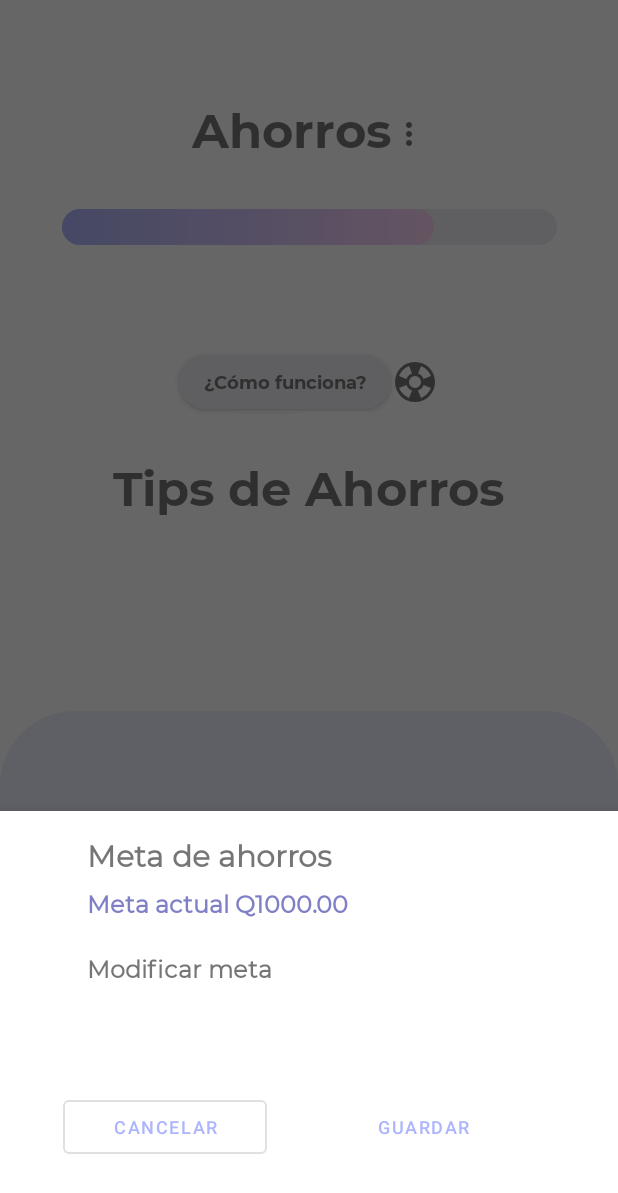
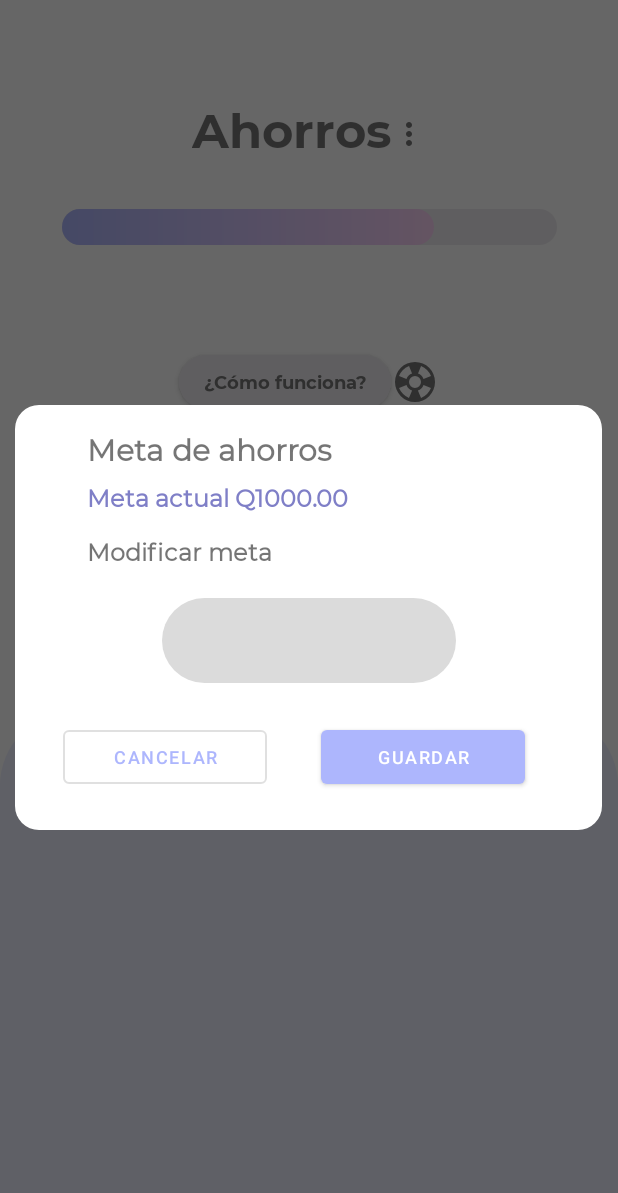
Before and after one commit to TheKiesling/Monni, an Android app: the SavingsFragment screen opened through its navigation route, after a tap on an icon or button, on a phone screen of 412 x 824 dp. Shown: the top 1193 px of the screen. Run offline under Robolectric (Android 15) with nearby library versions, the phone set to English and light mode, and no system bars.

Commit message:
Dialogs Working

```diff
--- a/app/src/main/java/com/example/monni/SavingsFragment.kt
+++ b/app/src/main/java/com/example/monni/SavingsFragment.kt
@@ -7,6 +7,7 @@ import android.view.View
 import android.view.ViewGroup
 import androidx.appcompat.app.AlertDialog
 import androidx.navigation.findNavController
+import com.example.monni.databinding.FragmentGoalDialogBinding
 import com.example.monni.databinding.FragmentLoginBinding
 import com.example.monni.databinding.FragmentSavingsBinding
 
@@ -33,7 +34,7 @@ class SavingsFragment : Fragment(R.layout.fragment_savings) {
     private fun setListeners() {
         binding.apply{
             textViewSavingsFragmentMore.setOnClickListener {
-                requireView().findNavController().navigate(R.id.action_savingsFragment_to_goalDialogFragment2)
+                GoalDialogFragment().show(parentFragmentManager,"dialog")
             }
         }
     }
--- a/app/src/main/java/com/example/monni/goalDialogFragment.kt
+++ b/app/src/main/java/com/example/monni/goalDialogFragment.kt
@@ -1,43 +1,26 @@
 package com.example.monni
 
+import android.app.Dialog
+import android.graphics.Color
+import android.graphics.drawable.ColorDrawable
 import android.os.Bundle
-import androidx.fragment.app.Fragment
 import android.view.LayoutInflater
-import android.view.View
-import android.view.ViewGroup
-import androidx.navigation.findNavController
-import com.example.monni.databinding.FragmentCategoryDialogBinding
+import androidx.appcompat.app.AlertDialog
+import androidx.fragment.app.DialogFragment
 import com.example.monni.databinding.FragmentGoalDialogBinding
-import com.google.android.material.bottomsheet.BottomSheetDialogFragment
 
-class goalDialogFragment : BottomSheetDialogFragment() {
+class GoalDialogFragment(): DialogFragment() {
+    private lateinit var binding : FragmentGoalDialogBinding
 
-    private lateinit var binding: FragmentGoalDialogBinding
+    override fun onCreateDialog(savedInstanceState: Bundle?): Dialog {
+        binding = FragmentGoalDialogBinding.inflate(LayoutInflater.from(context))
 
-    override fun onCreateView(
-        inflater: LayoutInflater,
-        container: ViewGroup?,
-        savedInstanceState: Bundle?
-    ): View? {
-        binding = FragmentGoalDialogBinding.inflate(inflater, container, false)
-        return binding.root
-    }
+        val builder = AlertDialog.Builder(requireActivity())
+        builder.setView(binding.root)
 
-    override fun onViewCreated(view: View, savedInstanceState: Bundle?) {
-        super.onViewCreated(view, savedInstanceState)
-
-        setListeners()
-    }
-
-    private fun setListeners() {
-        binding.apply{
-            saveButtonGoalDialog.setOnClickListener {
-                requireView().findNavController().navigate(R.id.action_goalDialogFragment2_to_savingsFragment)
-            }
-            cancelButtonGoalDialog.setOnClickListener {
-                requireView().findNavController().navigate(R.id.action_goalDialogFragment2_to_savingsFragment)
-            }
-        }
+        val dialog = builder.create()
+        dialog.window!!.setBackgroundDrawable(ColorDrawable(Color.TRANSPARENT))
+        return dialog
     }
 
 }
--- a/app/src/main/res/layout/fragment_goal_dialog.xml
+++ b/app/src/main/res/layout/fragment_goal_dialog.xml
@@ -53,20 +53,23 @@
             android:text="@string/modify_goal_text"
             android:textSize="@dimen/general_text_size"
             android:textStyle="bold" />
-<!--
+
         <com.google.android.material.textfield.TextInputLayout
             android:id="@+id/text_input_modify_goal_dialog"
-            style="@style/Widget.Material3.TextInputLayout.OutlinedBox"
             android:layout_width="@dimen/dialog_input_w"
             android:layout_height="wrap_content"
+            style="@style/Widget.MaterialComponents.TextInputLayout.OutlinedBox"
             android:layout_gravity="center">
 
             <com.google.android.material.textfield.TextInputEditText
                 android:id="@+id/edit_text_modify_goal_dialog"
-                android:layout_width="match_parent"
-                android:layout_height="match_parent"
-                android:inputType="numberDecimal" />
-        </com.google.android.material.textfield.TextInputLayout>-->
+                android:background="@drawable/custom_edit_text"
+                android:layout_width="@dimen/dialog_input_w"
+                android:textColor="@color/gray"
+                android:inputType="numberDecimal"
+                android:layout_height="wrap_content"
+                />
+        </com.google.android.material.textfield.TextInputLayout>
 
         <androidx.constraintlayout.widget.ConstraintLayout
             android:layout_width="match_parent"
--- a/build.gradle
+++ b/build.gradle
@@ -10,9 +10,10 @@ buildscript {
 }
 // Top-level build file where you can add configuration options common to all sub-projects/modules.
 plugins {
-    id 'com.android.application' version '7.2.1' apply false
     id 'com.android.library' version '7.2.1' apply false
     id 'org.jetbrains.kotlin.android' version '1.7.10' apply false
+    id 'com.android.application' version '7.2.1' apply false
+
 }
 
 task clean(type: Delete) {
```
